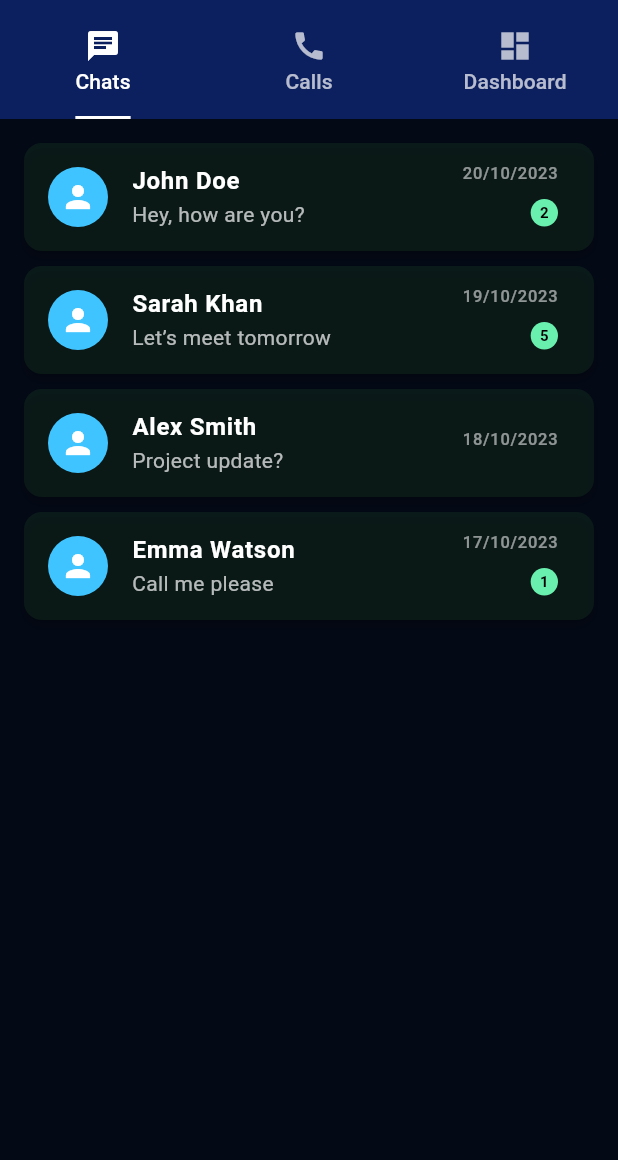
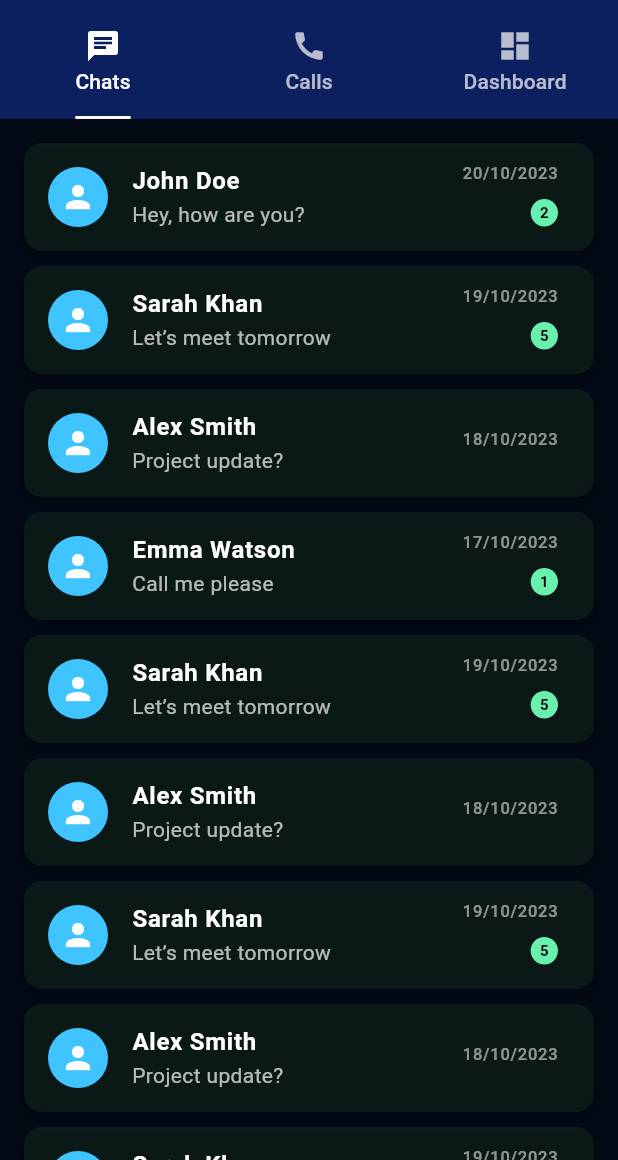
Before and after one commit to mdrajonhossain/freeli_flutter, a Flutter app: the HomePage screen opened by its route, on a phone screen of 412 x 824 dp, the part 76-1236 px from its top. Run offline on Flutter 3.47's test engine with Material 3 defaults, Android fonts, the phone set to English and light mode, and no system bars.

```diff
--- a/lib/homepage.dart
+++ b/lib/homepage.dart
@@ -115,12 +115,60 @@ class ChatsTab extends StatelessWidget {
       "time": "17/10/2023",
       "count": "1",
     },
+    {
+      "name": "Sarah Khan",
+      "msg": "Let’s meet tomorrow",
+      "time": "19/10/2023",
+      "count": "5",
+    },
+    {
+      "name": "Alex Smith",
+      "msg": "Project update?",
+      "time": "18/10/2023",
+      "count": "0",
+    },
+    {
+      "name": "Sarah Khan",
+      "msg": "Let’s meet tomorrow",
+      "time": "19/10/2023",
+      "count": "5",
+    },
+    {
+      "name": "Alex Smith",
+      "msg": "Project update?",
+      "time": "18/10/2023",
+      "count": "0",
+    },
+    {
+      "name": "Sarah Khan",
+      "msg": "Let’s meet tomorrow",
+      "time": "19/10/2023",
+      "count": "5",
+    },
+    {
+      "name": "Alex Smith",
+      "msg": "Project update?",
+      "time": "18/10/2023",
+      "count": "0",
+    },
+    {
+      "name": "Sarah Khan",
+      "msg": "Let’s meet tomorrow",
+      "time": "19/10/2023",
+      "count": "5",
+    },
+    {
+      "name": "Alex Smith",
+      "msg": "Project update?",
+      "time": "18/10/2023",
+      "count": "2",
+    },
   ];
 
   @override
   Widget build(BuildContext context) {
     return ListView.builder(
-      padding: const EdgeInsets.all(16),
+      padding: const EdgeInsets.only(top: 16, bottom: 40, left: 16, right: 16),
       itemCount: users.length,
       itemBuilder: (context, index) {
         return Card(
```
